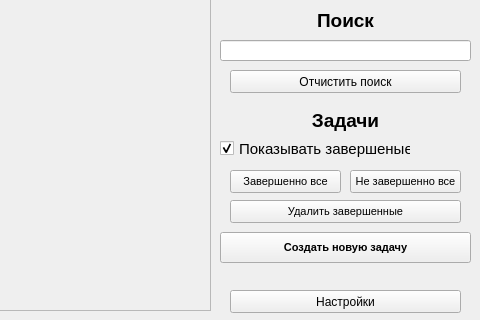
This is ui/MainWindow.ui in itKillerWhale/day_planner as Qt 5 draws it before an edit; both pictures show x 160 to 640 and y 100 to 420 of the 640 by 420 pixel window. The edited form follows.
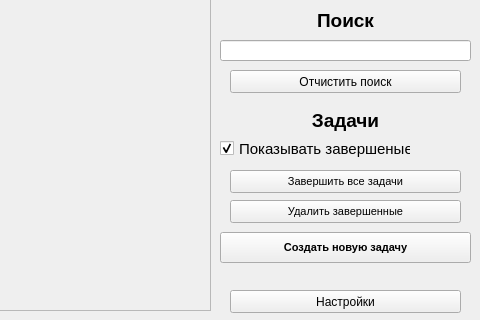
This is the edited form.

What changed in the file:
```diff
--- a/ui/MainWindow.ui
+++ b/ui/MainWindow.ui
@@ -274,7 +274,7 @@
      <rect>
       <x>390</x>
       <y>270</y>
-      <width>111</width>
+      <width>231</width>
       <height>23</height>
      </rect>
     </property>
@@ -284,7 +284,7 @@
      </font>
     </property>
     <property name="text">
-     <string>Завершенно все</string>
+     <string>Завершить все задачи</string>
     </property>
    </widget>
    <widget class="QPushButton" name="btn_new_task">
@@ -320,24 +320,6 @@
      <string>Настройки</string>
     </property>
    </widget>
-   <widget class="QPushButton" name="btn_do_all_not_completed_task">
-    <property name="geometry">
-     <rect>
-      <x>510</x>
-      <y>270</y>
-      <width>111</width>
-      <height>23</height>
-     </rect>
-    </property>
-    <property name="font">
-     <font>
-      <pointsize>8</pointsize>
-     </font>
-    </property>
-    <property name="text">
-     <string>Не завершенно все</string>
-    </property>
-   </widget>
   </widget>
  </widget>
  <resources/>
```
